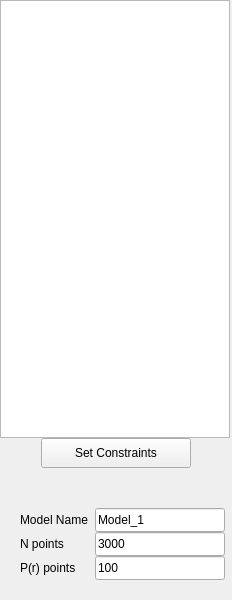
Qt form src/sas/qtgui/Calculators/Shape2SAS/Tables/UI/variableTableUI.ui (SasView/sasview) before a commit.
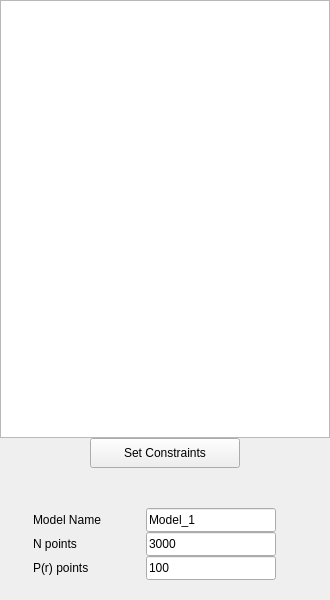
The same form after that commit.

Commit message: added third col to constraint page

```diff
--- a/src/sas/qtgui/Calculators/Shape2SAS/Tables/UI/variableTableUI.ui
+++ b/src/sas/qtgui/Calculators/Shape2SAS/Tables/UI/variableTableUI.ui
@@ -6,19 +6,19 @@
    <rect>
     <x>0</x>
     <y>0</y>
-    <width>232</width>
+    <width>330</width>
     <height>600</height>
    </rect>
   </property>
   <property name="minimumSize">
    <size>
-    <width>232</width>
+    <width>330</width>
     <height>0</height>
    </size>
   </property>
   <property name="maximumSize">
    <size>
-    <width>232</width>
+    <width>332</width>
     <height>16777215</height>
    </size>
   </property>
@@ -27,7 +27,7 @@
   </property>
   <layout class="QGridLayout" name="gridLayout">
    <property name="sizeConstraint">
-    <enum>QLayout::SizeConstraint::SetMinimumSize</enum>
+    <enum>QLayout::SetDefaultConstraint</enum>
    </property>
    <property name="leftMargin">
     <number>0</number>
@@ -53,13 +53,13 @@
       <widget class="QTableView" name="tableView">
        <property name="minimumSize">
         <size>
-         <width>230</width>
+         <width>330</width>
          <height>300</height>
         </size>
        </property>
        <property name="maximumSize">
         <size>
-         <width>230</width>
+         <width>330</width>
          <height>16777215</height>
         </size>
        </property>
@@ -80,11 +80,8 @@
          </property>
          <item>
           <spacer name="horizontalSpacer_5">
-           <property name="orientation">
-            <enum>Qt::Orientation::Horizontal</enum>
-           </property>
            <property name="sizeType">
-            <enum>QSizePolicy::Policy::Expanding</enum>
+            <enum>QSizePolicy::Fixed</enum>
            </property>
            <property name="sizeHint" stdset="0">
             <size>
@@ -118,11 +115,8 @@
          </item>
          <item>
           <spacer name="horizontalSpacer_6">
-           <property name="orientation">
-            <enum>Qt::Orientation::Horizontal</enum>
-           </property>
            <property name="sizeType">
-            <enum>QSizePolicy::Policy::Expanding</enum>
+            <enum>QSizePolicy::Fixed</enum>
            </property>
            <property name="sizeHint" stdset="0">
             <size>
@@ -136,9 +130,6 @@
        </item>
        <item>
         <spacer name="verticalSpacer">
-         <property name="orientation">
-          <enum>Qt::Orientation::Vertical</enum>
-         </property>
          <property name="sizeType">
           <enum>QSizePolicy::Policy::Fixed</enum>
          </property>
@@ -157,9 +148,6 @@
          </property>
          <item>
           <spacer name="horizontalSpacer_7">
-           <property name="orientation">
-            <enum>Qt::Orientation::Horizontal</enum>
-           </property>
            <property name="sizeType">
             <enum>QSizePolicy::Policy::Fixed</enum>
            </property>
@@ -175,13 +163,13 @@
           <widget class="QLabel" name="label_3">
            <property name="minimumSize">
             <size>
-             <width>75</width>
+             <width>100</width>
              <height>24</height>
             </size>
            </property>
            <property name="maximumSize">
             <size>
-             <width>75</width>
+             <width>100</width>
              <height>24</height>
             </size>
            </property>
@@ -214,11 +202,8 @@
          </item>
          <item>
           <spacer name="horizontalSpacer_8">
-           <property name="orientation">
-            <enum>Qt::Orientation::Horizontal</enum>
-           </property>
            <property name="sizeType">
-            <enum>QSizePolicy::Policy::Expanding</enum>
+            <enum>QSizePolicy::Fixed</enum>
            </property>
            <property name="sizeHint" stdset="0">
             <size>
@@ -237,9 +222,6 @@
          </property>
          <item>
           <spacer name="horizontalSpacer">
-           <property name="orientation">
-            <enum>Qt::Orientation::Horizontal</enum>
-           </property>
            <property name="sizeType">
             <enum>QSizePolicy::Policy::Fixed</enum>
            </property>
@@ -255,13 +237,13 @@
           <widget class="QLabel" name="label">
            <property name="minimumSize">
             <size>
-             <width>75</width>
+             <width>100</width>
              <height>24</height>
             </size>
            </property>
            <property name="maximumSize">
             <size>
-             <width>75</width>
+             <width>100</width>
              <height>24</height>
             </size>
            </property>
@@ -294,11 +276,8 @@
          </item>
          <item>
           <spacer name="horizontalSpacer_2">
-           <property name="orientation">
-            <enum>Qt::Orientation::Horizontal</enum>
-           </property>
            <property name="sizeType">
-            <enum>QSizePolicy::Policy::Expanding</enum>
+            <enum>QSizePolicy::Fixed</enum>
            </property>
            <property name="sizeHint" stdset="0">
             <size>
@@ -317,9 +296,6 @@
          </property>
          <item>
           <spacer name="horizontalSpacer_3">
-           <property name="orientation">
-            <enum>Qt::Orientation::Horizontal</enum>
-           </property>
            <property name="sizeType">
             <enum>QSizePolicy::Policy::Fixed</enum>
            </property>
@@ -335,13 +311,13 @@
           <widget class="QLabel" name="label_2">
            <property name="minimumSize">
             <size>
-             <width>75</width>
+             <width>100</width>
              <height>24</height>
             </size>
            </property>
            <property name="maximumSize">
             <size>
-             <width>75</width>
+             <width>100</width>
              <height>24</height>
             </size>
            </property>
@@ -374,11 +350,8 @@
          </item>
          <item>
           <spacer name="horizontalSpacer_4">
-           <property name="orientation">
-            <enum>Qt::Orientation::Horizontal</enum>
-           </property>
            <property name="sizeType">
-            <enum>QSizePolicy::Policy::Expanding</enum>
+            <enum>QSizePolicy::Fixed</enum>
            </property>
            <property name="sizeHint" stdset="0">
             <size>
@@ -394,9 +367,6 @@
      </item>
      <item>
       <spacer name="verticalSpacer_2">
-       <property name="orientation">
-        <enum>Qt::Orientation::Vertical</enum>
-       </property>
        <property name="sizeType">
         <enum>QSizePolicy::Policy::Fixed</enum>
        </property>
```
Left out of the diff: 10 changed lines with no effect on the pictures. The commit also changes 2 other files.
